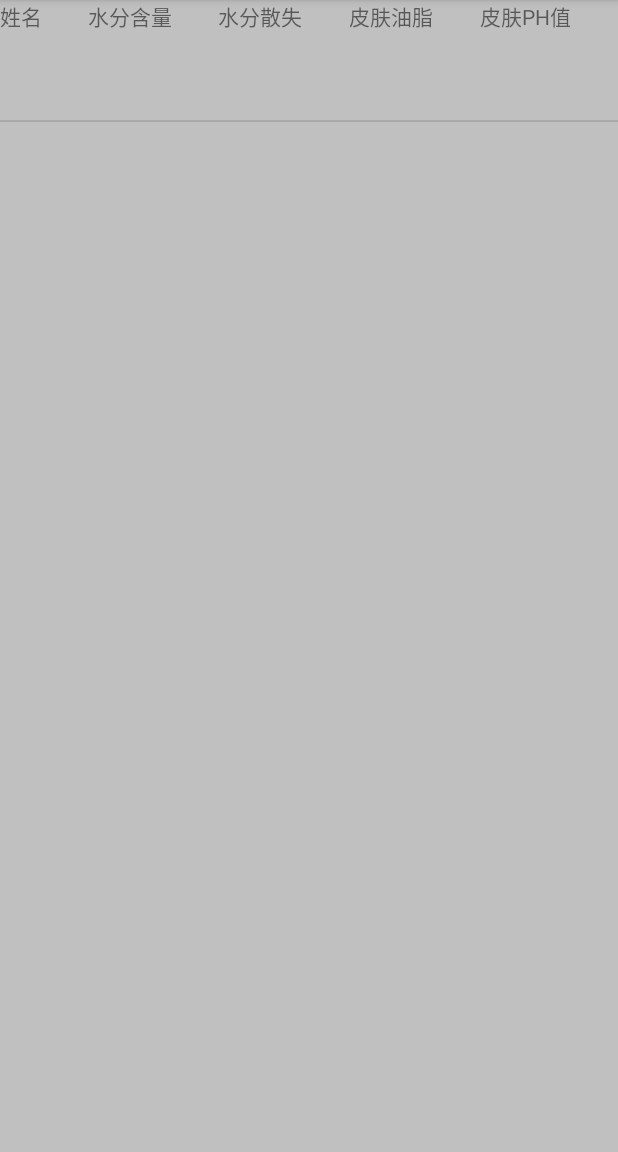
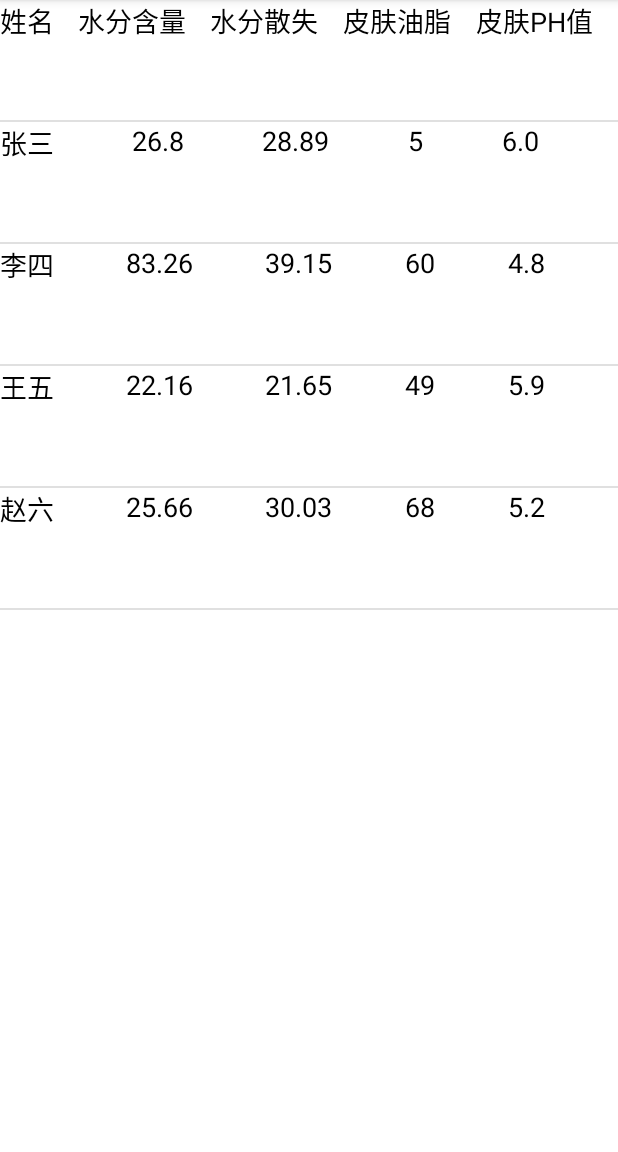
Before and after one commit to qwinner/SkinValue, an Android app: the fragment HistoryFragment shown on its own in the app's theme, on a phone screen of 412 x 824 dp, the part 84-1236 px from its top. Run offline under Robolectric (Android 15) with nearby library versions, the phone set to English and light mode, and no system bars; our stand-ins replace CircleImageView; 3 statements that could not run were skipped.

Commit message:
modify  history data.mock data.

```diff
--- a/app/build.gradle
+++ b/app/build.gradle
@@ -35,4 +35,5 @@ dependencies {
     compile 'com.android.support:design:23.1.1'
     compile 'com.android.support:support-v4:23.1.1'
     compile 'com.github.PhilJay:MPAndroidChart:v2.1.6'
+    compile 'com.github.satyan:sugar:1.4'
 }
--- a/app/src/main/AndroidManifest.xml
+++ b/app/src/main/AndroidManifest.xml
@@ -3,7 +3,7 @@
     package="com.skin.skinvalue">
 
     <application
-        android:name=".SkinApplication"
+        android:name="com.orm.SugarApp"
         android:allowBackup="true"
         android:icon="@mipmap/logo"
         android:label="@string/app_name"
@@ -27,6 +27,10 @@
             android:theme="@style/AppTheme.Base" />
         <activity android:name=".activity.addskindataActivity">
         </activity>
+        <meta-data android:name="DATABASE" android:value="skin.db" />
+        <meta-data android:name="VERSION" android:value="2" />
+        <meta-data android:name="QUERY_LOG" android:value="true" />
+        <meta-data android:name="DOMAIN_PACKAGE_NAME" android:value="com.skin.skinvalue" />
     </application>
 
 </manifest>
--- a/app/src/main/java/com/skin/skinvalue/activity/addskindataActivity.java
+++ b/app/src/main/java/com/skin/skinvalue/activity/addskindataActivity.java
@@ -13,6 +13,7 @@ import android.widget.ListView;
 import android.widget.TextView;
 
 import com.skin.skinvalue.R;
+import com.skin.skinvalue.db.skindataDB;
 
 import java.util.ArrayList;
 import java.util.List;
@@ -37,6 +38,8 @@ public class addskindataActivity extends AppCompatActivity  {
         view.setOnClickListener(new View.OnClickListener() {
             @Override
             public void onClick(View v) {
+//                skindataDB book = new skindataDB("head", "2", "2", "2", "2");
+//                book.save();
                 setResult(100);
                 finish();
             }
--- a/app/src/main/java/com/skin/skinvalue/fragment/HistoryFragment.java
+++ b/app/src/main/java/com/skin/skinvalue/fragment/HistoryFragment.java
@@ -21,6 +21,7 @@ import android.widget.TextView;
 
 import com.skin.skinvalue.R;
 import com.skin.skinvalue.common.gridDataItem;
+import com.skin.skinvalue.db.skindataDB;
 
 
 import java.io.File;
@@ -50,7 +51,47 @@ public class HistoryFragment extends Fragment {
         hm.item4 = "皮肤PH值";
         data.add(hm);
 
-    for(int i=0; i<5; i++){}
+        gridDataItem hmt1 = new gridDataItem();
+        hmt1.head = "张三";
+        hmt1.item1 = "26.8";
+        hmt1.item2 = "28.89";
+        hmt1.item3 = "5";
+        hmt1.item4 = "6.0";
+        data.add(hmt1);
+        gridDataItem hmt2 = new gridDataItem();
+        hmt2.head = "李四";
+        hmt2.item1 = "83.26";
+        hmt2.item2 = "39.15";
+        hmt2.item3 = "60";
+        hmt2.item4 = "4.8";
+        data.add(hmt2);
+        gridDataItem hmt3 = new gridDataItem();
+        hmt3.head = "王五";
+        hmt3.item1 = "22.16";
+        hmt3.item2 = "21.65";
+        hmt3.item3 = "49";
+        hmt3.item4 = "5.9";
+        data.add(hmt3);
+        gridDataItem hmt4 = new gridDataItem();
+        hmt4.head = "赵六";
+        hmt4.item1 = "25.66";
+        hmt4.item2 = "30.03";
+        hmt4.item3 = "68";
+        hmt4.item4 = "5.2";
+        data.add(hmt4);
+
+
+        List<skindataDB> books = skindataDB.listAll(skindataDB.class);
+        for (int i=0;i < books.size();++i){
+            gridDataItem hm1 = new gridDataItem();
+            hm1.head = books.get(i).head;
+            hm1.item1 = books.get(i).item1;
+            hm1.item2 = books.get(i).item2;
+            hm1.item3 = books.get(i).item3;
+            hm1.item4 = books.get(i).item4;
+            data.add(hm);
+        }
+
         gridView.setAdapter(new GridAdapter(this.getContext(),R.layout.grid_data_item, data));
     }
 
--- a/app/src/main/res/layout/fragment_history.xml
+++ b/app/src/main/res/layout/fragment_history.xml
@@ -2,7 +2,7 @@
     xmlns:tools="http://schemas.android.com/tools"
     android:layout_width="match_parent"
     android:layout_height="match_parent"
-    android:background="@color/result_minor_text"
+    android:background="@color/rippelColor"
     tools:context="com.skin.skinvalue.fragment.HistoryFragment">
 
 
--- a/app/src/main/res/layout/grid_data_item.xml
+++ b/app/src/main/res/layout/grid_data_item.xml
@@ -10,6 +10,8 @@
         android:layout_height="wrap_content"
         android:layout_weight="4"
         android:text="head"
+        android:textColor="@color/contents_text"
+        android:textAppearance="?android:attr/textAppearanceMedium"
         android:layout_gravity="center_horizontal"/>
     <TextView
         android:id="@+id/gridItem1"
@@ -17,6 +19,8 @@
         android:layout_height="wrap_content"
         android:layout_weight="4"
         android:text="head"
+        android:textColor="@color/contents_text"
+        android:textAppearance="?android:attr/textAppearanceMedium"
         android:layout_gravity="center_horizontal"/>
     <TextView
         android:id="@+id/gridItem2"
@@ -24,6 +28,8 @@
         android:layout_height="wrap_content"
         android:layout_weight="4"
         android:text="head"
+        android:textColor="@color/contents_text"
+        android:textAppearance="?android:attr/textAppearanceMedium"
         android:layout_gravity="center_horizontal"/>
     <TextView
         android:id="@+id/gridItem3"
@@ -31,6 +37,8 @@
         android:layout_height="wrap_content"
         android:layout_weight="4"
         android:text="head"
+        android:textColor="@color/contents_text"
+        android:textAppearance="?android:attr/textAppearanceMedium"
         android:layout_gravity="center_horizontal"/>
     <TextView
         android:id="@+id/gridItem4"
@@ -38,5 +46,7 @@
         android:layout_height="wrap_content"
         android:layout_weight="4"
         android:text="head"
+        android:textColor="@color/contents_text"
+        android:textAppearance="?android:attr/textAppearanceMedium"
         android:layout_gravity="center_horizontal"/>
 </LinearLayout>
```
